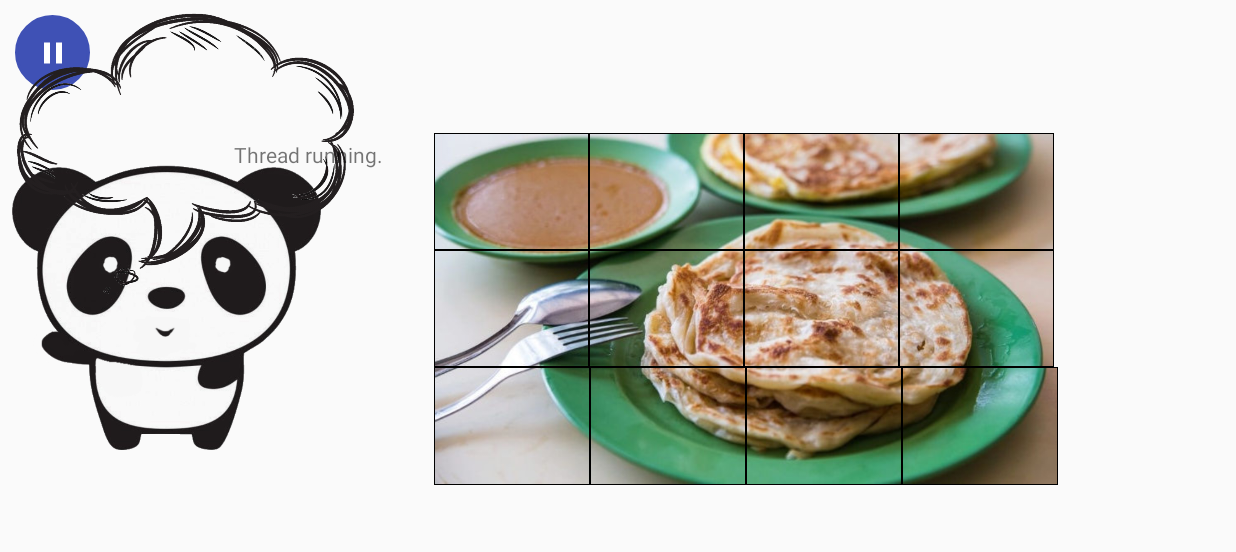
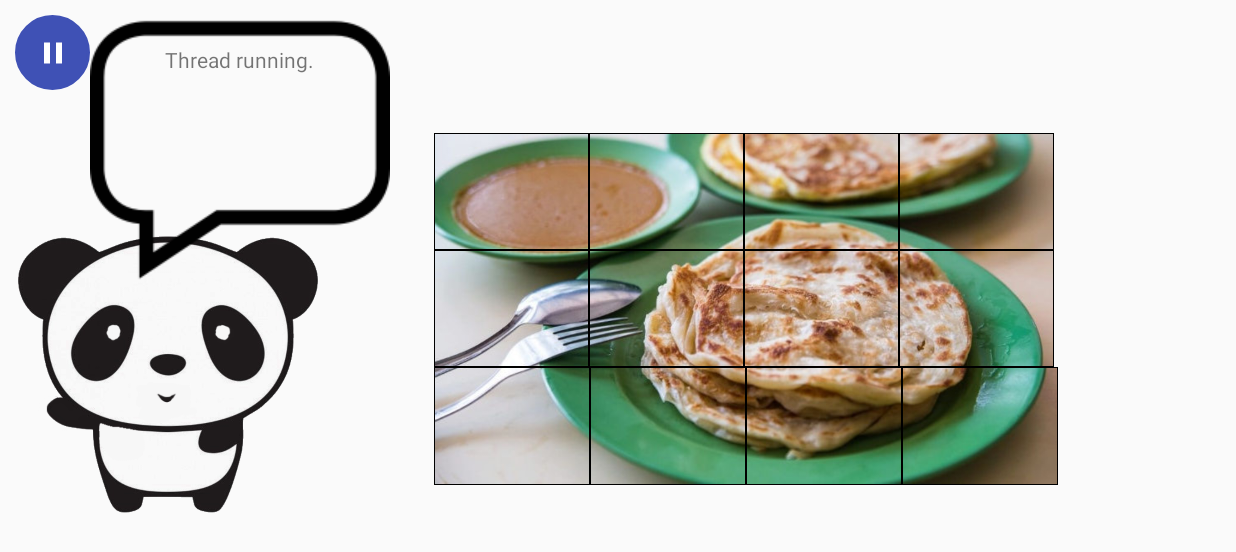
Before and after one commit to darkvoid32/SCCL, an Android app: the PuzzleActivity screen opened directly, with no data from a screen before it, on a phone screen of 824 x 412 dp (held sideways). Shown: the top 552 px of the screen. Run offline under Robolectric (Android 15) with nearby library versions, the phone set to English and light mode, and no system bars.

Commit message:
Mascot Speech bubble layout optimisation

```diff
--- a/app/src/main/java/com/sccl/nikonikonii/sccl/Activities/PuzzleActivity.java
+++ b/app/src/main/java/com/sccl/nikonikonii/sccl/Activities/PuzzleActivity.java
@@ -12,6 +12,7 @@ import android.view.MotionEvent;
 import android.view.View;
 import android.view.Window;
 import android.view.WindowManager;
+import android.widget.FrameLayout;
 import android.widget.ImageButton;
 import android.widget.ImageView;
 import android.widget.LinearLayout;
@@ -165,24 +166,6 @@ public class PuzzleActivity extends AppCompatActivity {
         int userHeight = displayMetrics.heightPixels;
         int userWidth = displayMetrics.widthPixels;
 
-        //Layout params for mascot ImageView
-        RelativeLayout.LayoutParams lp = new RelativeLayout.LayoutParams(userHeight/2, userWidth/2);
-        lp.addRule(RelativeLayout.ALIGN_PARENT_BOTTOM);
-        lp.setMargins(12, 0, 0, 1);
-        mascotIV.setLayoutParams(lp);
-        mascotIV.requestLayout();
-
-        //Layout params for speech_bubble
-        RelativeLayout.LayoutParams lp3 = new RelativeLayout.LayoutParams(RelativeLayout.LayoutParams.WRAP_CONTENT, RelativeLayout.LayoutParams.WRAP_CONTENT);
-
-        //speechIV.getLayoutParams().height = (userHeight / 2);
-        //speechIV.getLayoutParams().width = (userwWidth / 2);
-        //lp3.addRule(RelativeLayout.ALIGN_PARENT_TOP);
-        lp3.height = userHeight / 2;
-        lp3.width = userWidth / 2;
-        speechRL.setLayoutParams(lp3);
-        speechRL.requestLayout();
-
         //Layout params for Puzzle Image
         //TODO Remove hardcoding
         rootLL = findViewById(R.id.rootLL);
--- a/app/src/main/res/layout/activity_puzzle.xml
+++ b/app/src/main/res/layout/activity_puzzle.xml
@@ -15,35 +15,40 @@
         android:foreground="?attr/selectableItemBackgroundBorderless"
         android:src="@drawable/ic_pause" />
 
+    <FrameLayout
+        android:layout_width="wrap_content"
+        android:layout_height="match_parent"
+        android:id="@+id/MascotFrame">
+
         <ImageView
             android:id="@+id/mascotIV"
             android:layout_width="200dp"
             android:layout_height="200dp"
-        android:layout_alignParentBottom="true"
             android:adjustViewBounds="true"
-        android:layout_marginBottom="12dp"
+            android:layout_marginTop="150dp"
             android:layout_marginLeft="12dp"
             android:src="@drawable/panda0" />
 
         <RelativeLayout
             android:id="@+id/speech_bubble"
-        android:layout_width="wrap_content"
-        android:layout_height="wrap_content"
-        android:layout_above="@+id/mascotIV">
-
-        <ImageView
-            android:layout_width="wrap_content"
-            android:layout_height="wrap_content"
-            android:adjustViewBounds="true"
-            android:src="@drawable/speech_bubble" />
+            android:layout_width="200dp"
+            android:layout_height="200dp"
+            android:layout_marginLeft="60dp"
+            android:background="@drawable/speech_bubble">
 
             <TextView
                 android:id="@+id/speech_bubble_textView"
-            android:layout_width="wrap_content"
-            android:layout_height="wrap_content"
-            android:layout_centerInParent="true"/>
+                android:layout_width="match_parent"
+                android:layout_height="match_parent"
+                android:layout_marginLeft="50dp"
+                android:layout_marginStart="50dp"
+                android:layout_marginTop="30dp"
+                android:layout_marginBottom="50dp"
+                android:layout_marginRight="50dp"
+                android:layout_marginEnd="50dp"/>
 
         </RelativeLayout>
+    </FrameLayout>
 
     <LinearLayout
         android:id="@+id/rootLL"
```
Also changed, not shown: app/src/main/res/drawable/speech_bubble.png. Lines whose indentation alone changed are shown as unchanged.
